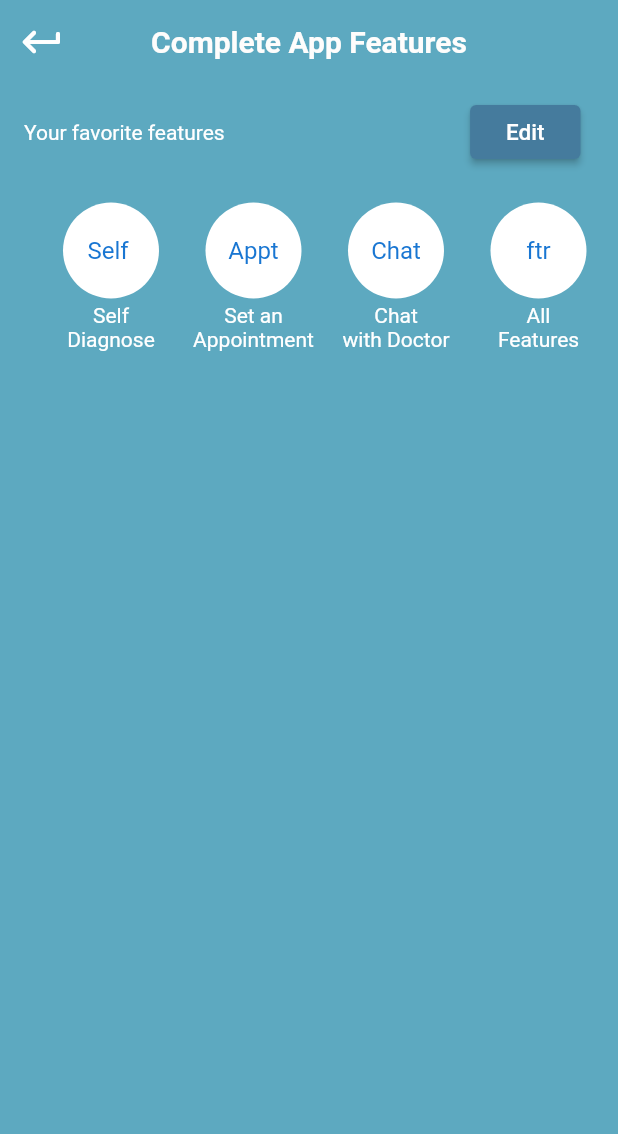
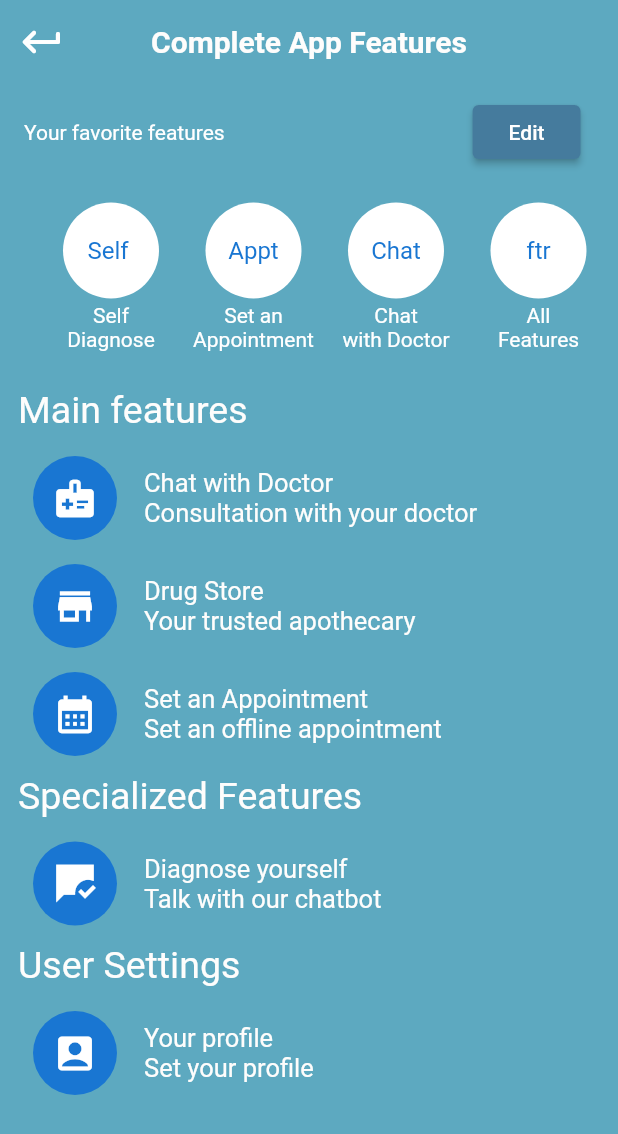
Before and after one commit to akatokurojp/SabiCare, a Flutter app: the CompleteFeaturePage screen opened directly, on a phone screen of 412 x 824 dp. Shown: the top 1134 px of the screen. Run offline on Flutter 3.47's test engine with Material 2 defaults, Android fonts, the phone set to English and light mode, and no system bars; our stand-ins replace cloud_firestore, firebase_auth, firebase_core, flutter_tts, get, local_auth and 3 more; missing offline and left inert: auth, lit_ui_kit; accounts and stored records are empty; Roboto replaces fonts that are missing (quicksand).

Commit message:
Crude complete feature

```diff
--- a/lib/Chat.dart
+++ b/lib/Chat.dart
@@ -24,7 +24,7 @@ class _SpeechScreenState extends State<SpeechScreen> {
   scrollMethod() {
     scrollController.animateTo(scrollController.position.maxScrollExtent,
         duration: const Duration(milliseconds: 300), curve: Curves.easeOut);
-        duration: const Duration(milliseconds: 300), curve: Curves.easeOut);
+    // duration: const Duration(milliseconds: 300), curve: Curves.easeOut);
   }
 
   @override
--- a/lib/feature.dart
+++ b/lib/feature.dart
@@ -1,3 +1,5 @@
+// ignore_for_file: prefer_const_literals_to_create_immutables, prefer_const_constructors
+
 import 'package:flutter/material.dart';
 import 'package:flutter/src/widgets/framework.dart';
 import 'package:flutter/src/widgets/placeholder.dart';
@@ -45,7 +47,7 @@ class _CompleteFeaturePageState extends State<CompleteFeaturePage> {
                         padding: EdgeInsets.only(right: 8, left: 8),
                         child: Text(
                           "Edit",
-                          style: TextStyle(fontSize: 15),
+                          style: TextStyle(fontSize: 14),
                         ),
                       ),
                       onPressed: () {},
@@ -139,10 +141,155 @@ class _CompleteFeaturePageState extends State<CompleteFeaturePage> {
                 ),
               ],
             ),
-            Padding(padding: EdgeInsets.all(10)),
+            SizedBox(
+              height: 25,
+            ),
+            Column(
+              mainAxisAlignment: MainAxisAlignment.start,
+              crossAxisAlignment: CrossAxisAlignment.start,
+              children: [
+                Padding(
+                  padding: EdgeInsets.only(left: 12),
+                  child: Text(
+                    "Main features",
+                    style: TextStyle(fontSize: 25, color: textColor),
+                  ),
+                ),
+                Padding(
+                  padding: const EdgeInsets.only(left: 4, top: 8),
+                  child: ListTile(
+                    leading: CircleAvatar(
+                        radius: 30,
+                        child: Icon(
+                          Icons.medical_information,
+                          size: 30,
+                        )),
+                    title: Text(
+                      "Chat with Doctor",
+                      style: featureText(),
+                    ),
+                    subtitle: Text(
+                      "Consultation with your doctor",
+                      style: featureText(),
+                    ),
+                  ),
+                ),
+                Padding(
+                  padding: const EdgeInsets.only(left: 4.0),
+                  child: ListTile(
+                    leading: CircleAvatar(
+                        radius: 30,
+                        child: Icon(
+                          Icons.store,
+                          size: 30,
+                        )),
+                    title: Text(
+                      "Drug Store",
+                      style: featureText(),
+                    ),
+                    subtitle: Text(
+                      "Your trusted apothecary",
+                      style: featureText(),
+                    ),
+                  ),
+                ),
+                Padding(
+                  padding: const EdgeInsets.only(left: 4.0),
+                  child: ListTile(
+                    leading: CircleAvatar(
+                        radius: 30,
+                        child: Icon(
+                          Icons.calendar_month,
+                          size: 30,
+                        )),
+                    title: Text(
+                      "Set an Appointment",
+                      style: featureText(),
+                    ),
+                    subtitle: Text(
+                      "Set an offline appointment",
+                      style: featureText(),
+                    ),
+                  ),
+                ),
+              ],
+            ),
+            SizedBox(height: 4),
+            Column(
+              mainAxisAlignment: MainAxisAlignment.start,
+              crossAxisAlignment: CrossAxisAlignment.start,
+              children: [
+                Padding(
+                  padding: EdgeInsets.only(left: 12),
+                  child: Text(
+                    "Specialized Features",
+                    style: TextStyle(fontSize: 25, color: textColor),
+                  ),
+                ),
+                Padding(
+                  padding: const EdgeInsets.only(left: 4, top: 8),
+                  child: ListTile(
+                    leading: CircleAvatar(
+                        radius: 30,
+                        child: Icon(
+                          Icons.mark_chat_read_sharp,
+                          size: 30,
+                        )),
+                    title: Text(
+                      "Diagnose yourself",
+                      style: featureText(),
+                    ),
+                    subtitle: Text(
+                      "Talk with our chatbot",
+                      style: featureText(),
+                    ),
+                  ),
+                ),
+              ],
+            ),
+            SizedBox(height: 4),
+            Column(
+              mainAxisAlignment: MainAxisAlignment.start,
+              crossAxisAlignment: CrossAxisAlignment.start,
+              children: [
+                Padding(
+                  padding: EdgeInsets.only(left: 12),
+                  child: Text(
+                    "User Settings",
+                    style: TextStyle(fontSize: 25, color: textColor),
+                  ),
+                ),
+                Padding(
+                  padding: const EdgeInsets.only(left: 4, top: 8),
+                  child: ListTile(
+                    leading: CircleAvatar(
+                        radius: 30,
+                        child: Icon(
+                          Icons.account_box,
+                          size: 30,
+                        )),
+                    title: Text(
+                      "Your profile",
+                      style: featureText(),
+                    ),
+                    subtitle: Text(
+                      "Set your profile",
+                      style: featureText(),
+                    ),
+                  ),
+                ),
+              ],
+            ),
+            SizedBox(
+              height: 25,
+            )
           ],
         ),
       )),
     );
   }
+
+  TextStyle featureText() {
+    return TextStyle(color: textColor, fontSize: 17, fontFamily: 'quicksand');
+  }
 }
```
